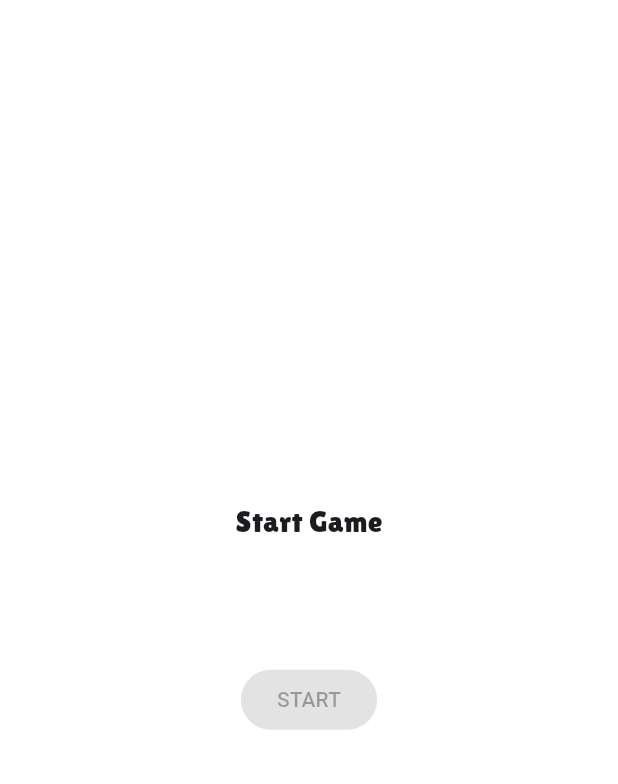
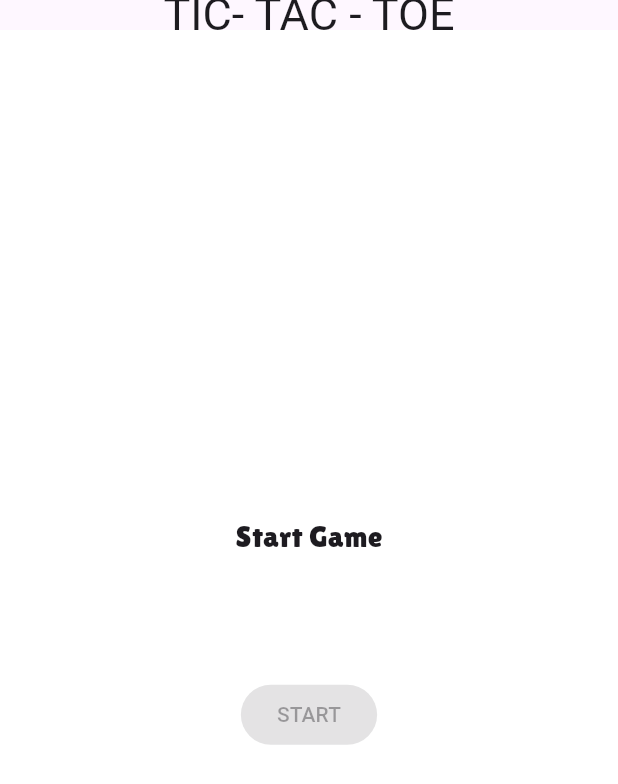
Before and after one commit to ThatLinuxGuyYouKnow/Tic-Tac-Toe, a Flutter app: the screen it shows after launch, on a phone screen of 412 x 824 dp. Shown: the top 784 px of the screen. Run offline on Flutter 3.47's test engine with Material 3 defaults, Android fonts, the phone set to English and light mode, and no system bars; our stand-ins replace google_fonts.

Commit message:
feat: added title and centered app bar

```diff
--- a/lib/screens/startScreen.dart
+++ b/lib/screens/startScreen.dart
@@ -1,11 +1,13 @@
 import 'package:flutter/material.dart';
 import 'package:flutter/widgets.dart';
 import 'package:google_fonts/google_fonts.dart';
+import 'package:tic_tac_toe/widgets/appbar.dart';
 
 class StartScreen extends StatelessWidget {
   StartScreen({super.key});
   Widget build(BuildContext context) {
     return Scaffold(
+        appBar: const TicAppBar(),
         backgroundColor: Colors.white,
         body: Center(
             child:
--- a/lib/widgets/appbar.dart
+++ b/lib/widgets/appbar.dart
@@ -0,0 +1,20 @@
+import 'package:flutter/material.dart';
+import 'package:google_fonts/google_fonts.dart';
+
+class TicAppBar extends StatelessWidget implements PreferredSizeWidget {
+  const TicAppBar({super.key});
+
+  Widget build(BuildContext context) {
+    return AppBar(
+      centerTitle: true,
+      title: Text(
+        'TIC- TAC - TOE',
+        style: GoogleFonts.bungeeSpice(fontSize: 30),
+      ),
+    );
+  }
+
+  @override
+  // TODO: implement preferredSize
+  Size get preferredSize => Size.fromHeight(20);
+}
```
